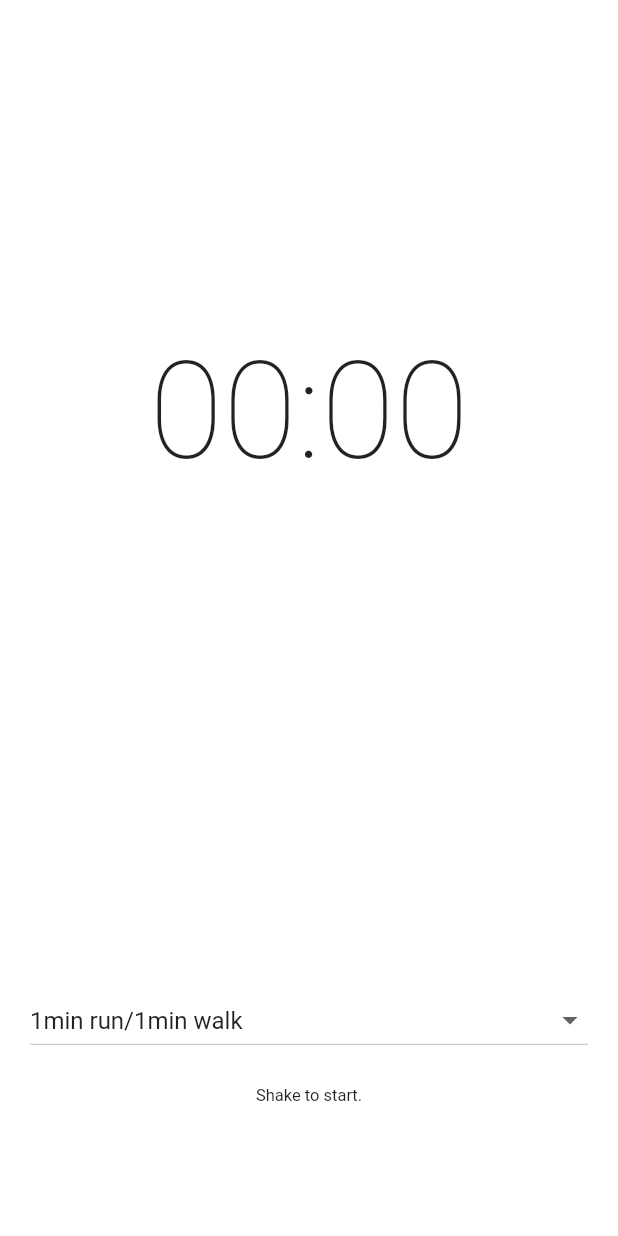
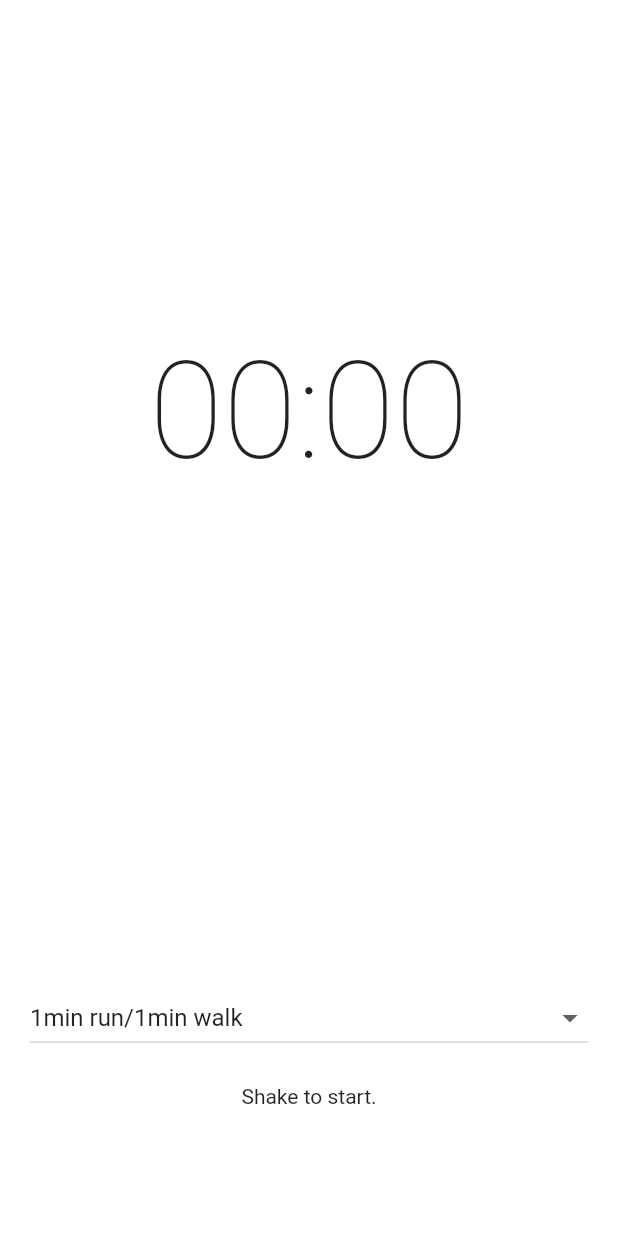
Before and after one commit to seanballais/jogster, a Flutter app: the screen it shows after launch, on a phone screen of 412 x 824 dp. Run offline on Flutter 3.47's test engine with Material 2 defaults, Android fonts, the phone set to English and light mode, and no system bars; missing offline and left inert: shake, vibrate.

Commit message:
Finished the app.

```diff
--- a/lib/time_setter.dart
+++ b/lib/time_setter.dart
@@ -14,7 +14,7 @@ class TimeSetter extends StatelessWidget {
     List<Widget> widgets = [
       Text(
         'Shake to ${!isRunning ? 'start' : 'stop'}.',
-        textAlign: TextAlign.center, style: TextStyle(fontSize: 11.0)
+        textAlign: TextAlign.center
       ),
     ];
 
```
